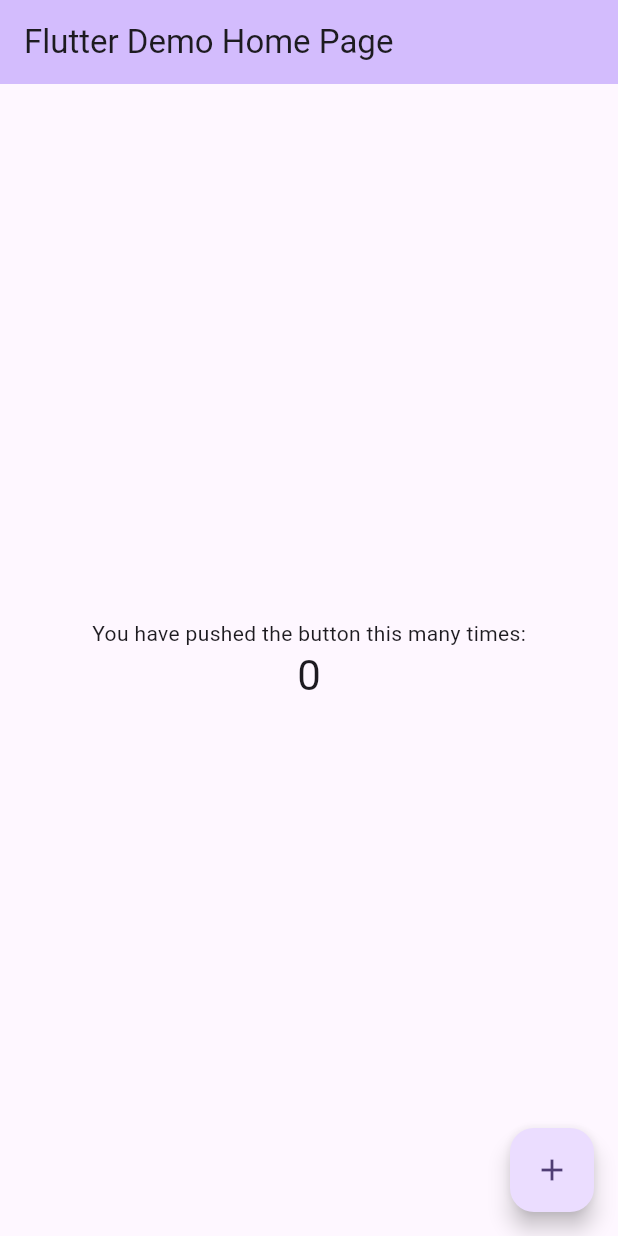
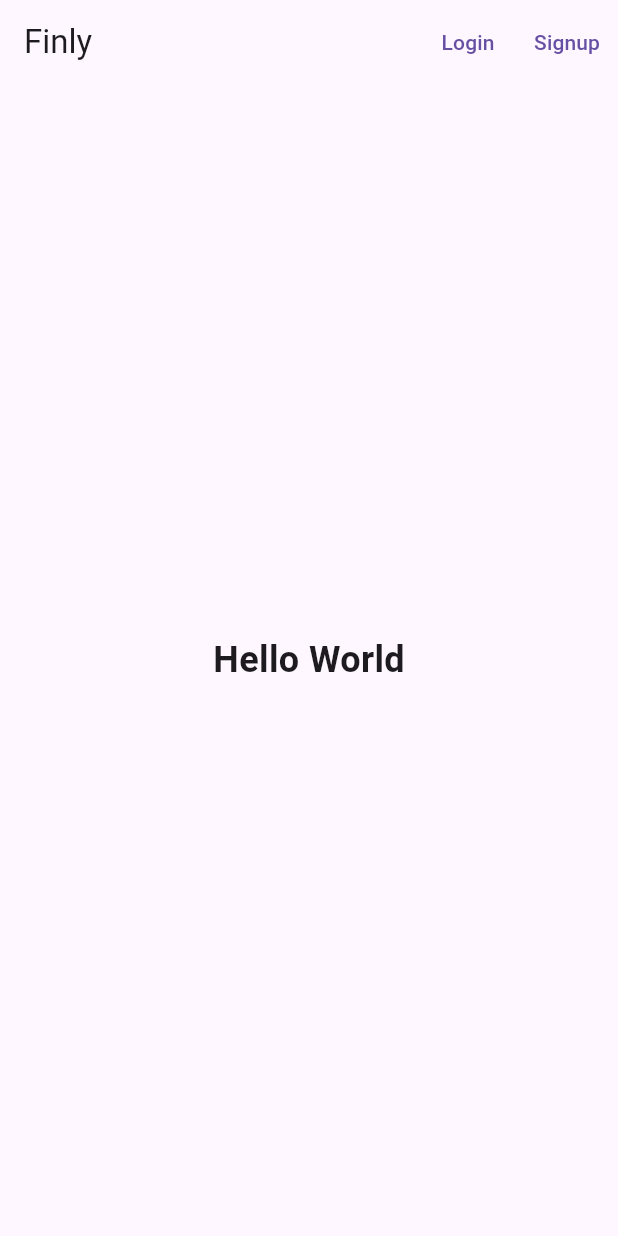
Before and after one commit to kurtduterte/finly, a Flutter app: the screen it shows after launch, on a phone screen of 412 x 824 dp. Run offline on Flutter 3.47's test engine with Material 3 defaults, Android fonts, the phone set to English and light mode, and no system bars; accounts and stored records are empty.

Commit message:
[Feat] Refactor project to use "Finly" in various files and implement authentication pages

```diff
--- /dev/null
+++ b/lib/data/repositories/auth_repository.dart
@@ -0,0 +1,13 @@
+import 'package:finly/domain/models/user.dart';
+
+class AuthRepository {
+  Future<User> login({required String email, required String password}) async {
+    await Future.delayed(const Duration(seconds: 1));
+              return User(id: '1', email: email);
+  }
+
+  Future<User> signup({required String email, required String password}) async {
+    await Future.delayed(const Duration(seconds: 1));
+    return User(id: '2', email: email);
+  }
+}
--- /dev/null
+++ b/lib/domain/models/user.dart
@@ -0,0 +1,5 @@
+class User {
+  const User({required this.id, required this.email});
+  final String id;
+  final String email;
+}
--- a/lib/main.dart
+++ b/lib/main.dart
@@ -1,4 +1,5 @@
 import 'package:flutter/material.dart';
+import 'package:finly/ui/feature/home/widgets/home_screen.dart';
 
 void main() {
   runApp(const MyApp());
@@ -7,116 +8,11 @@ void main() {
 class MyApp extends StatelessWidget {
   const MyApp({super.key});
 
-  // This widget is the root of your application.
   @override
   Widget build(BuildContext context) {
     return MaterialApp(
-      title: 'Flutter Demo',
-      theme: ThemeData(
-        // This is the theme of your application.
-        //
-        // TRY THIS: Try running your application with "flutter run". You'll see
-        // the application has a purple toolbar. Then, without quitting the app,
-        // try changing the seedColor in the colorScheme below to Colors.green
-        // and then invoke "hot reload" (save your changes or press the "hot
-        // reload" button in a Flutter-supported IDE, or press "r" if you used
-        // the command line to start the app).
-        //
-        // Notice that the counter didn't reset back to zero; the application
-        // state is not lost during the reload. To reset the state, use hot
-        // restart instead.
-        //
-        // This works for code too, not just values: Most code changes can be
-        // tested with just a hot reload.
-        colorScheme: .fromSeed(seedColor: Colors.deepPurple),
-      ),
-      home: const MyHomePage(title: 'Flutter Demo Home Page'),
+      debugShowCheckedModeBanner: false,
+      home: const HomeScreen(),
     );
   }
 }
-
-class MyHomePage extends StatefulWidget {
-  const MyHomePage({super.key, required this.title});
-
-  // This widget is the home page of your application. It is stateful, meaning
-  // that it has a State object (defined below) that contains fields that affect
-  // how it looks.
-
-  // This class is the configuration for the state. It holds the values (in this
-  // case the title) provided by the parent (in this case the App widget) and
-  // used by the build method of the State. Fields in a Widget subclass are
-  // always marked "final".
-
-  final String title;
-
-  @override
-  State<MyHomePage> createState() => _MyHomePageState();
-}
-
-class _MyHomePageState extends State<MyHomePage> {
-  int _counter = 0;
-
-  void _incrementCounter() {
-    setState(() {
-      // This call to setState tells the Flutter framework that something has
-      // changed in this State, which causes it to rerun the build method below
-      // so that the display can reflect the updated values. If we changed
-      // _counter without calling setState(), then the build method would not be
-      // called again, and so nothing would appear to happen.
-      _counter++;
-    });
-  }
-
-  @override
-  Widget build(BuildContext context) {
-    // This method is rerun every time setState is called, for instance as done
-    // by the _incrementCounter method above.
-    //
-    // The Flutter framework has been optimized to make rerunning build methods
-    // fast, so that you can just rebuild anything that needs updating rather
-    // than having to individually change instances of widgets.
-    return Scaffold(
-      appBar: AppBar(
-        // TRY THIS: Try changing the color here to a specific color (to
-        // Colors.amber, perhaps?) and trigger a hot reload to see the AppBar
-        // change color while the other colors stay the same.
-        backgroundColor: Theme.of(context).colorScheme.inversePrimary,
-        // Here we take the value from the MyHomePage object that was created by
-        // the App.build method, and use it to set our appbar title.
-        title: Text(widget.title),
-      ),
-      body: Center(
-        // Center is a layout widget. It takes a single child and positions it
-        // in the middle of the parent.
-        child: Column(
-          // Column is also a layout widget. It takes a list of children and
-          // arranges them vertically. By default, it sizes itself to fit its
-          // children horizontally, and tries to be as tall as its parent.
-          //
-          // Column has various properties to control how it sizes itself and
-          // how it positions its children. Here we use mainAxisAlignment to
-          // center the children vertically; the main axis here is the vertical
-          // axis because Columns are vertical (the cross axis would be
-          // horizontal).
-          //
-          // TRY THIS: Invoke "debug painting" (choose the "Toggle Debug Paint"
-          // action in the IDE, or press "p" in the console), to see the
-          // wireframe for each widget.
-          mainAxisAlignment: .center,
-          children: [
-            const Text('You have pushed the button this many times:'),
-            Text(
-              '$_counter',
-              style: Theme.of(context).textTheme.headlineMedium,
-            ),
-          ],
-        ),
-      ),
-      floatingActionButton: FloatingActionButton(
-        onPressed: _incrementCounter,
-        tooltip: 'Increment',
-        child: const Icon(Icons.add),
-      ),
-    );
-  }
-}
--- /dev/null
+++ b/lib/ui/core/ui/navbar.dart
@@ -0,0 +1,37 @@
+import 'package:finly/ui/feature/auth/widgets/auth_screen.dart';
+import 'package:flutter/material.dart';
+
+class Navbar extends StatelessWidget implements PreferredSizeWidget {
+  const Navbar({super.key});
+
+  @override
+  Size get preferredSize {
+    return const Size.fromHeight(kToolbarHeight);
+  }
+
+  @override
+  Widget build(BuildContext context) {
+    return AppBar(
+      title: const Text('Finly'),
+      actions: [
+        TextButton(
+          onPressed: () => _openAuthScreen(context, initialIsLogin: true),
+          child: const Text('Login'),
+        ),
+        TextButton(
+          onPressed: () => _openAuthScreen(context, initialIsLogin: false),
+          child: const Text('Signup'),
+        ),
+      ],
+    );
+  }
+
+  void _openAuthScreen(BuildContext context, {required bool initialIsLogin}) {
+    Navigator.push(
+      context,
+      MaterialPageRoute<void>(
+        builder: (context) => AuthScreen(initialIsLogin: initialIsLogin),
+      ),
+    );
+  }
+}
--- /dev/null
+++ b/lib/ui/feature/home/view_models/home_viewmodel.dart
@@ -0,0 +1,5 @@
+import 'package:flutter/foundation.dart';
+
+class HomeViewModel extends ChangeNotifier {
+  bool get isLoading => false;
+}
--- /dev/null
+++ b/lib/ui/feature/home/widgets/home_screen.dart
@@ -0,0 +1,46 @@
+import 'package:finly/ui/core/ui/navbar.dart';
+import 'package:finly/ui/feature/home/view_models/home_viewmodel.dart';
+import 'package:flutter/material.dart';
+
+class HomeScreen extends StatefulWidget {
+  const HomeScreen({super.key});
+
+  @override
+  State<HomeScreen> createState() {
+    return _HomeScreenState();
+  }
+}
+
+class _HomeScreenState extends State<HomeScreen> {
+  late final HomeViewModel _viewModel;
+
+  @override
+  void initState() {
+    super.initState();
+    _viewModel = HomeViewModel();
+  }
+
+  @override
+  void dispose() {
+    _viewModel.dispose();
+    super.dispose();
+  }
+
+  @override
+  Widget build(BuildContext context) {
+    return Scaffold(
+      appBar: const Navbar(),
+      body: ListenableBuilder(
+        listenable: _viewModel,
+        builder: (context, _) {
+          return const Center(
+            child: Text(
+              'Hello World',
+              style: TextStyle(fontSize: 24, fontWeight: FontWeight.w600),
+            ),
+          );
+        },
+      ),
+    );
+  }
+}
--- a/pubspec.yaml
+++ b/pubspec.yaml
@@ -2,7 +2,7 @@ name: finly
 description: "A new Flutter project."
 # The following line prevents the package from being accidentally published to
 # pub.dev using `flutter pub publish`. This is preferred for private packages.
-publish_to: 'none' # Remove this line if you wish to publish to pub.dev
+publish_to: "none" # Remove this line if you wish to publish to pub.dev
 
 # The following defines the version and build number for your application.
 # A version number is three numbers separated by dots, like 1.2.43
@@ -51,7 +51,6 @@ dev_dependencies:
 
 # The following section is specific to Flutter packages.
 flutter:
-
   # The following line ensures that the Material Icons font is
   # included with your application, so that you can use the icons in
   # the material Icons class.
```
Also changed, not shown: lib/ui/feature/auth/view_models/auth_viewmodel.dart (added, +66 -0 lines), lib/ui/feature/auth/widgets/auth_screen.dart (added, +158 -0 lines), lib/ui/features/auth/widgets/auth_screen.dart (added, +165 -0 lines), pubspec.lock, 8 other files.
